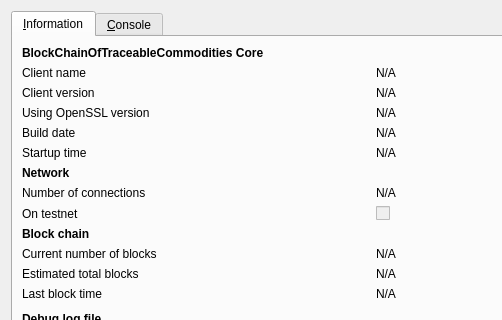
The window that src/qt/forms/rpcconsole.ui (May5thg/Inter) describes before a commit, drawn with Qt 5; both pictures show x 0 to 502 and y 0 to 320 of the 740 by 450 pixel window.
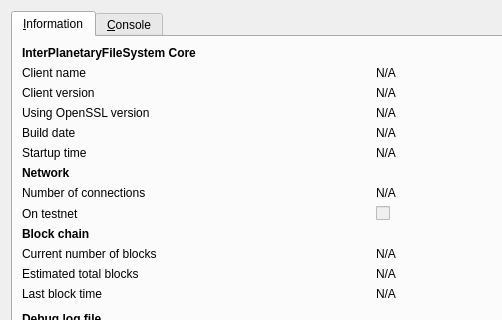
The same window after the commit. The open tabs and pages were chosen to show the change. Icons and pictures are not drawn.

```diff
--- a/src/qt/forms/rpcconsole.ui
+++ b/src/qt/forms/rpcconsole.ui
@@ -324,7 +324,7 @@
           </font>
          </property>
          <property name="text">
-          <string>BlockChainOfTraceableCommodities Core</string>
+          <string>InterPlanetaryFileSystem Core</string>
          </property>
         </widget>
        </item>
```
Left out of the diff: 6 changed lines with no effect on the pictures.
